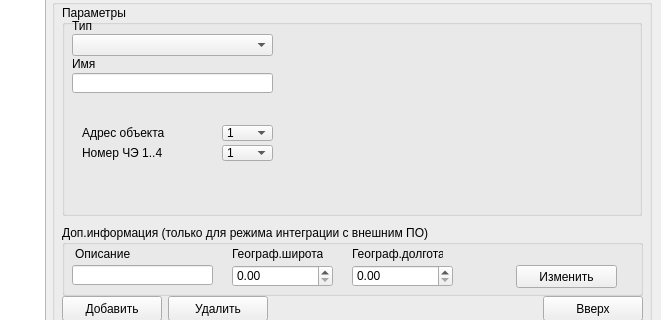
xXRadioHeadXx/start7, file m_cfg/MainWindowCFG.ui: the form before one commit; both pictures show x 237 to 898 and y 158 to 478 of the 898 by 1056 pixel window.
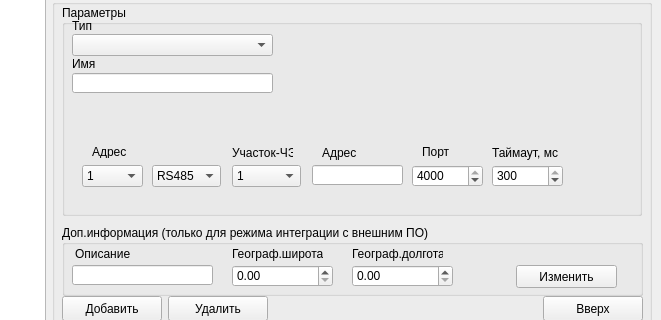
The form after the commit. The open tabs and pages were chosen to show the change. Icons and pictures are not drawn.

Diff of the .ui file:
```diff
--- a/m_cfg/MainWindowCFG.ui
+++ b/m_cfg/MainWindowCFG.ui
@@ -995,132 +995,6 @@
              </widget>
             </widget>
             <widget class="QWidget" name="TG_groupbox">
-             <widget class="QLabel" name="IU_label_Num2_2">
-              <property name="geometry">
-               <rect>
-                <x>10</x>
-                <y>20</y>
-                <width>101</width>
-                <height>16</height>
-               </rect>
-              </property>
-              <property name="text">
-               <string>Адрес объекта</string>
-              </property>
-             </widget>
-             <widget class="QComboBox" name="TG_comboBox_Num1">
-              <property name="geometry">
-               <rect>
-                <x>150</x>
-                <y>20</y>
-                <width>51</width>
-                <height>16</height>
-               </rect>
-              </property>
-              <item>
-               <property name="text">
-                <string>1</string>
-               </property>
-              </item>
-              <item>
-               <property name="text">
-                <string>2</string>
-               </property>
-              </item>
-              <item>
-               <property name="text">
-                <string>3</string>
-               </property>
-              </item>
-              <item>
-               <property name="text">
-                <string>4</string>
-               </property>
-              </item>
-              <item>
-               <property name="text">
-                <string>5</string>
-               </property>
-              </item>
-              <item>
-               <property name="text">
-                <string>6</string>
-               </property>
-              </item>
-              <item>
-               <property name="text">
-                <string>7</string>
-               </property>
-              </item>
-              <item>
-               <property name="text">
-                <string>8</string>
-               </property>
-              </item>
-             </widget>
-             <widget class="QComboBox" name="TG_comboBox_Num2">
-              <property name="geometry">
-               <rect>
-                <x>150</x>
-                <y>40</y>
-                <width>51</width>
-                <height>16</height>
-               </rect>
-              </property>
-              <item>
-               <property name="text">
-                <string>1</string>
-               </property>
-              </item>
-              <item>
-               <property name="text">
-                <string>2</string>
-               </property>
-              </item>
-              <item>
-               <property name="text">
-                <string>3</string>
-               </property>
-              </item>
-              <item>
-               <property name="text">
-                <string>4</string>
-               </property>
-              </item>
-              <item>
-               <property name="text">
-                <string>5</string>
-               </property>
-              </item>
-              <item>
-               <property name="text">
-                <string>6</string>
-               </property>
-              </item>
-              <item>
-               <property name="text">
-                <string>7</string>
-               </property>
-              </item>
-              <item>
-               <property name="text">
-                <string>8</string>
-               </property>
-              </item>
-             </widget>
-             <widget class="QLabel" name="IU_label_Num2_3">
-              <property name="geometry">
-               <rect>
-                <x>10</x>
-                <y>40</y>
-                <width>91</width>
-                <height>16</height>
-               </rect>
-              </property>
-              <property name="text">
-               <string>Номер ЧЭ 1..4</string>
-              </property>
-             </widget>
              <widget class="QCheckBox" name="TG_UdpUse_checkBox">
               <property name="geometry">
                <rect>
@@ -1147,6 +1021,259 @@
                <string>Режим работы: UDP</string>
               </property>
              </widget>
+             <widget class="QComboBox" name="TG_UDP_RS485_combobox">
+              <property name="geometry">
+               <rect>
+                <x>80</x>
+                <y>60</y>
+                <width>69</width>
+                <height>22</height>
+               </rect>
+              </property>
+              <item>
+               <property name="text">
+                <string>RS485</string>
+               </property>
+              </item>
+              <item>
+               <property name="text">
+                <string>UDP</string>
+               </property>
+              </item>
+             </widget>
+             <widget class="QComboBox" name="TG_adress_combobox">
+              <property name="geometry">
+               <rect>
+                <x>10</x>
+                <y>60</y>
+                <width>61</width>
+                <height>22</height>
+               </rect>
+              </property>
+              <item>
+               <property name="text">
+                <string>1</string>
+               </property>
+              </item>
+              <item>
+               <property name="text">
+                <string>2</string>
+               </property>
+              </item>
+              <item>
+               <property name="text">
+                <string>3</string>
+               </property>
+              </item>
+              <item>
+               <property name="text">
+                <string>4</string>
+               </property>
+              </item>
+             </widget>
+             <widget class="QLabel" name="label_73">
+              <property name="geometry">
+               <rect>
+                <x>20</x>
+                <y>40</y>
+                <width>47</width>
+                <height>13</height>
+               </rect>
+              </property>
+              <property name="text">
+               <string>Адрес</string>
+              </property>
+             </widget>
+             <widget class="QLabel" name="label_74">
+              <property name="geometry">
+               <rect>
+                <x>250</x>
+                <y>40</y>
+                <width>61</width>
+                <height>16</height>
+               </rect>
+              </property>
+              <property name="text">
+               <string>Адрес</string>
+              </property>
+             </widget>
+             <widget class="QLineEdit" name="TG_ipadress_lineedit">
+              <property name="geometry">
+               <rect>
+                <x>240</x>
+                <y>60</y>
+                <width>91</width>
+                <height>20</height>
+               </rect>
+              </property>
+             </widget>
+             <widget class="QStackedWidget" name="TG_UDP_RS485_stacked">
+              <property name="geometry">
+               <rect>
+                <x>340</x>
+                <y>30</y>
+                <width>171</width>
+                <height>61</height>
+               </rect>
+              </property>
+              <property name="currentIndex">
+               <number>1</number>
+              </property>
+              <widget class="QWidget" name="TG_UDP">
+               <widget class="QLabel" name="label_75">
+                <property name="geometry">
+                 <rect>
+                  <x>10</x>
+                  <y>10</y>
+                  <width>47</width>
+                  <height>13</height>
+                 </rect>
+                </property>
+                <property name="text">
+                 <string>Порт</string>
+                </property>
+               </widget>
+               <widget class="QLabel" name="label_76">
+                <property name="geometry">
+                 <rect>
+                  <x>80</x>
+                  <y>10</y>
+                  <width>71</width>
+                  <height>16</height>
+                 </rect>
+                </property>
+                <property name="text">
+                 <string>Таймаут, мс</string>
+                </property>
+               </widget>
+               <widget class="QDoubleSpinBox" name="TG_MUdpPort_doubleSpinBox">
+                <property name="geometry">
+                 <rect>
+                  <x>0</x>
+                  <y>30</y>
+                  <width>71</width>
+                  <height>22</height>
+                 </rect>
+                </property>
+                <property name="decimals">
+                 <number>0</number>
+                </property>
+                <property name="maximum">
+                 <double>4000.000000000000000</double>
+                </property>
+                <property name="value">
+                 <double>4000.000000000000000</double>
+                </property>
+               </widget>
+               <widget class="QDoubleSpinBox" name="TG_timeout_doubleSpinBox">
+                <property name="geometry">
+                 <rect>
+                  <x>80</x>
+                  <y>30</y>
+                  <width>71</width>
+                  <height>22</height>
+                 </rect>
+                </property>
+                <property name="decimals">
+                 <number>0</number>
+                </property>
+                <property name="maximum">
+                 <double>300.000000000000000</double>
+                </property>
+                <property name="value">
+                 <double>300.000000000000000</double>
+                </property>
+               </widget>
+              </widget>
+              <widget class="QWidget" name="TG_RS485">
+               <widget class="QComboBox" name="TG_M_port_combobox">
+                <property name="geometry">
+                 <rect>
+                  <x>10</x>
+                  <y>30</y>
+                  <width>81</width>
+                  <height>22</height>
+                 </rect>
+                </property>
+                <item>
+                 <property name="text">
+                  <string>001</string>
+                 </property>
+                </item>
+                <item>
+                 <property name="text">
+                  <string>002</string>
+                 </property>
+                </item>
+                <item>
+                 <property name="text">
+                  <string>003</string>
+                 </property>
+                </item>
+                <item>
+                 <property name="text">
+                  <string>004</string>
+                 </property>
+                </item>
+               </widget>
+               <widget class="QLabel" name="label_77">
+                <property name="geometry">
+                 <rect>
+                  <x>20</x>
+                  <y>10</y>
+                  <width>61</width>
+                  <height>16</height>
+                 </rect>
+                </property>
+                <property name="text">
+                 <string>COM-Порт</string>
+                </property>
+               </widget>
+              </widget>
+             </widget>
+             <widget class="QComboBox" name="TG_U4_4A_combobox">
+              <property name="geometry">
+               <rect>
+                <x>160</x>
+                <y>60</y>
+                <width>69</width>
+                <height>22</height>
+               </rect>
+              </property>
+              <item>
+               <property name="text">
+                <string>1</string>
+               </property>
+              </item>
+              <item>
+               <property name="text">
+                <string>2</string>
+               </property>
+              </item>
+              <item>
+               <property name="text">
+                <string>3</string>
+               </property>
+              </item>
+              <item>
+               <property name="text">
+                <string>4</string>
+               </property>
+              </item>
+             </widget>
+             <widget class="QLabel" name="label_78">
+              <property name="geometry">
+               <rect>
+                <x>160</x>
+                <y>40</y>
+                <width>61</width>
+                <height>16</height>
+               </rect>
+              </property>
+              <property name="text">
+               <string>Участок-ЧЭ</string>
+              </property>
+             </widget>
             </widget>
             <widget class="QWidget" name="RLM_KRL_groupbox">
              <widget class="QLabel" name="IU_label_Num2_13">
```
Left out of the diff: 6 changed lines with no effect on the pictures.
